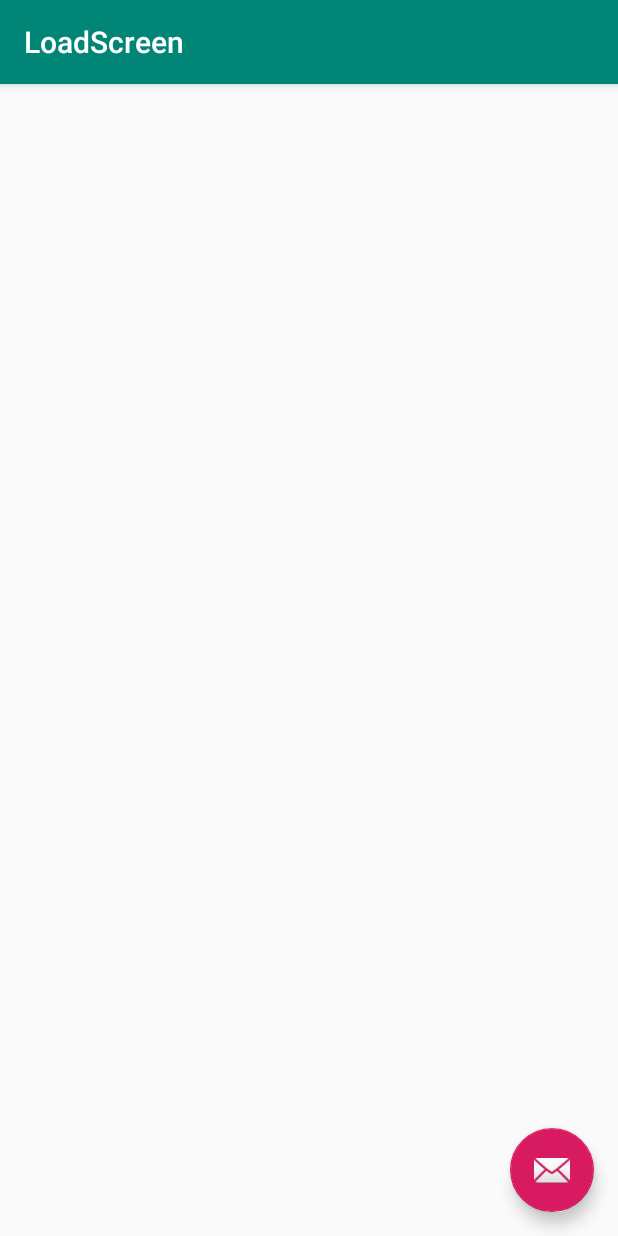
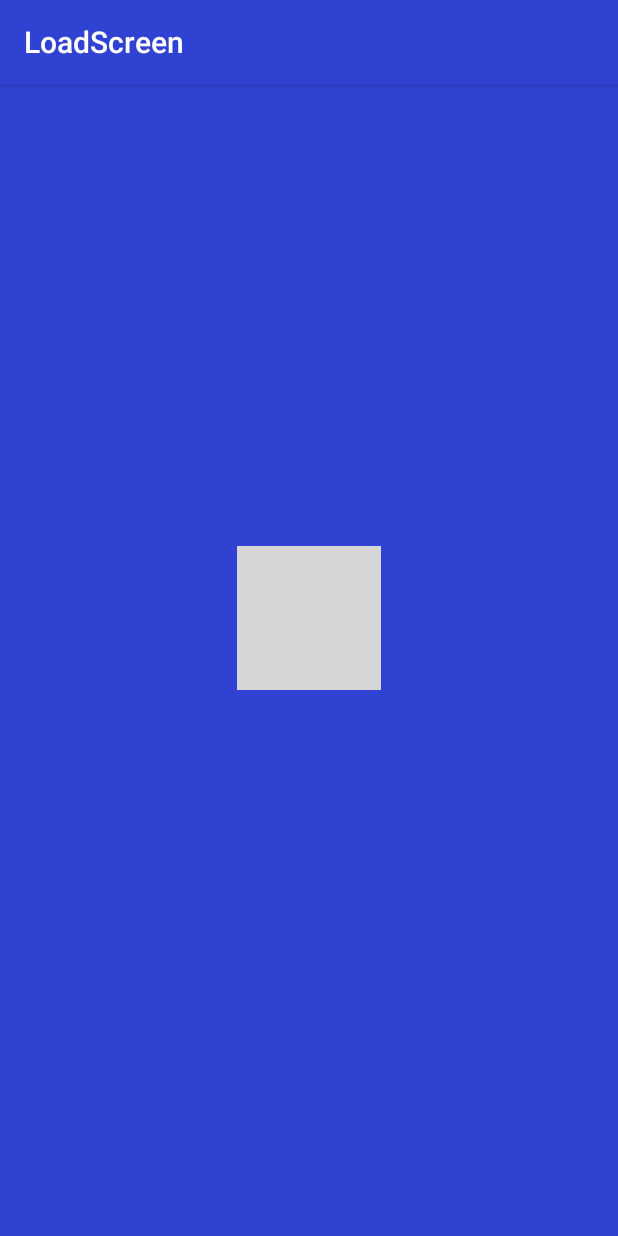
Before and after one commit to launderex619/laberinto-multinivel, an Android app: the LoadScreen screen opened directly, with no data from a screen before it, on a phone screen of 412 x 824 dp. Run offline under Robolectric (Android 15) with nearby library versions, the phone set to English and light mode, and no system bars.

Commit message:
Añadido el splash Screen

```diff
--- a/app/src/main/AndroidManifest.xml
+++ b/app/src/main/AndroidManifest.xml
@@ -13,16 +13,16 @@
         <activity
             android:name=".LoadScreen"
             android:label="@string/title_activity_load_screen"
-            android:theme="@style/AppTheme.NoActionBar" />
+            android:theme="@style/SplashTheme">
+            <intent-filter>
+                <action android:name="android.intent.action.MAIN" />
+                <category android:name="android.intent.category.LAUNCHER" />
+            </intent-filter>
+        </activity>
         <activity
             android:name=".MainActivity"
             android:label="@string/app_name"
             android:theme="@style/AppTheme.NoActionBar">
-            <intent-filter>
-                <action android:name="android.intent.action.MAIN" />
-
-                <category android:name="android.intent.category.LAUNCHER" />
-            </intent-filter>
         </activity>
     </application>
 
--- a/app/src/main/java/com/example/sulemaia/LoadScreen.java
+++ b/app/src/main/java/com/example/sulemaia/LoadScreen.java
@@ -1,5 +1,6 @@
 package com.example.sulemaia;
 
+import android.content.Intent;
 import android.os.Bundle;
 
 import com.google.android.material.floatingactionbutton.FloatingActionButton;
@@ -14,19 +15,10 @@ public class LoadScreen extends AppCompatActivity {
 
     @Override
     protected void onCreate(Bundle savedInstanceState) {
+        setTheme(R.style.SplashTheme);
         super.onCreate(savedInstanceState);
-        setContentView(R.layout.activity_load_screen);
-        Toolbar toolbar = findViewById(R.id.toolbar);
-        setSupportActionBar(toolbar);
-
-        FloatingActionButton fab = findViewById(R.id.fab);
-        fab.setOnClickListener(new View.OnClickListener() {
-            @Override
-            public void onClick(View view) {
-                Snackbar.make(view, "Replace with your own action", Snackbar.LENGTH_LONG)
-                        .setAction("Action", null).show();
-            }
-        });
+        Intent intent = new Intent(this, MainActivity.class);
+        startActivity(intent);
     }
 
 }
--- /dev/null
+++ b/app/src/main/res/drawable/splash.xml
@@ -0,0 +1,10 @@
+<?xml version="1.0" encoding="utf-8"?>
+<layer-list xmlns:android="http://schemas.android.com/apk/res/android"
+    android:opacity="opaque">
+    <item android:drawable="@color/primaryColor"/>
+    <item>
+        <bitmap
+            android:gravity="center"
+            android:src="@drawable/icon"/>
+    </item>
+</layer-list>
--- a/app/src/main/res/layout/activity_load_screen.xml
+++ b/app/src/main/res/layout/activity_load_screen.xml
@@ -6,28 +6,6 @@
     android:layout_height="match_parent"
     tools:context=".LoadScreen">
 
-    <com.google.android.material.appbar.AppBarLayout
-        android:layout_width="match_parent"
-        android:layout_height="wrap_content"
-        android:theme="@style/AppTheme.AppBarOverlay">
 
-        <androidx.appcompat.widget.Toolbar
-            android:id="@+id/toolbar"
-            android:layout_width="match_parent"
-            android:layout_height="?attr/actionBarSize"
-            android:background="?attr/colorPrimary"
-            app:popupTheme="@style/AppTheme.PopupOverlay" />
-
-    </com.google.android.material.appbar.AppBarLayout>
-
-    <include layout="@layout/content_load_screen" />
-
-    <com.google.android.material.floatingactionbutton.FloatingActionButton
-        android:id="@+id/fab"
-        android:layout_width="wrap_content"
-        android:layout_height="wrap_content"
-        android:layout_gravity="bottom|end"
-        android:layout_margin="@dimen/fab_margin"
-        app:srcCompat="@android:drawable/ic_dialog_email" />
 
 </androidx.coordinatorlayout.widget.CoordinatorLayout>
--- a/app/src/main/res/values/colors.xml
+++ b/app/src/main/res/values/colors.xml
@@ -1,6 +1,11 @@
-<?xml version="1.0" encoding="utf-8"?>
+<!--?xml version="1.0" encoding="UTF-8"?-->
 <resources>
-    <color name="colorPrimary">#008577</color>
-    <color name="colorPrimaryDark">#00574B</color>
-    <color name="colorAccent">#D81B60</color>
+  <color name="primaryColor">#3042d1</color>
+  <color name="primaryLightColor">#716dff</color>
+  <color name="primaryDarkColor">#001b9f</color>
+  <color name="secondaryColor">#4ab3ba</color>
+  <color name="secondaryLightColor">#80e5ec</color>
+  <color name="secondaryDarkColor">#00838a</color>
+  <color name="primaryTextColor">#ffffff</color>
+  <color name="secondaryTextColor">#000000</color>
 </resources>
--- a/app/src/main/res/values/styles.xml
+++ b/app/src/main/res/values/styles.xml
@@ -3,9 +3,9 @@
     <!-- Base application theme. -->
     <style name="AppTheme" parent="Theme.AppCompat.Light.DarkActionBar">
         <!-- Customize your theme here. -->
-        <item name="colorPrimary">@color/colorPrimary</item>
-        <item name="colorPrimaryDark">@color/colorPrimaryDark</item>
-        <item name="colorAccent">@color/colorAccent</item>
+        <item name="colorPrimary">@color/primaryColor</item>
+        <item name="colorPrimaryDark">@color/primaryDarkColor</item>
+        <item name="colorAccent">@color/primaryLightColor</item>
     </style>
 
     <style name="AppTheme.NoActionBar">
@@ -17,4 +17,8 @@
 
     <style name="AppTheme.PopupOverlay" parent="ThemeOverlay.AppCompat.Light" />
 
+    <style name="SplashTheme" parent="AppTheme">
+        <item name="android:windowBackground">@drawable/splash</item>
+    </style>
+
 </resources>
```
